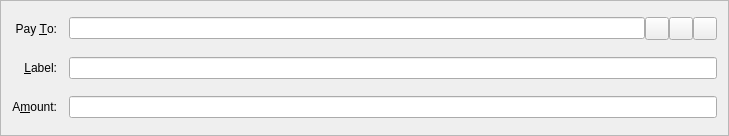
This is src/qt/forms/sendcoinsentry.ui in litebitcoins/litebitcoin as Qt 5 draws it before an edit. The edited form follows.
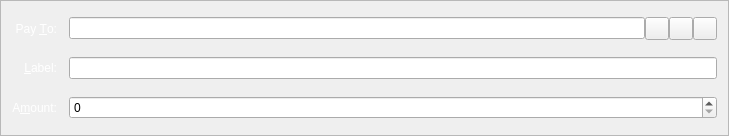
This is the edited form. Icons and pictures are not drawn. Custom widgets are drawn as their Qt base class.

Diff of the .ui file:
```diff
--- a/src/qt/forms/sendcoinsentry.ui
+++ b/src/qt/forms/sendcoinsentry.ui
@@ -25,6 +25,163 @@
    </property>
    <item row="5" column="0">
     <widget class="QLabel" name="label">
+     <property name="palette">
+      <palette>
+       <active>
+        <colorrole role="WindowText">
+         <brush brushstyle="SolidPattern">
+          <color alpha="255">
+           <red>255</red>
+           <green>255</green>
+           <blue>255</blue>
+          </color>
+         </brush>
+        </colorrole>
+        <colorrole role="Button">
+         <brush brushstyle="LinearGradientPattern">
+          <gradient startx="0.500000000000000" starty="0.000000000000000" endx="0.500000000000000" endy="1.000000000000000" type="LinearGradient" spread="PadSpread" coordinatemode="ObjectBoundingMode">
+           <gradientstop position="0.500000000000000">
+            <color alpha="102">
+             <red>0</red>
+             <green>0</green>
+             <blue>0</blue>
+            </color>
+           </gradientstop>
+          </gradient>
+         </brush>
+        </colorrole>
+        <colorrole role="Base">
+         <brush brushstyle="LinearGradientPattern">
+          <gradient startx="0.500000000000000" starty="0.000000000000000" endx="0.500000000000000" endy="1.000000000000000" type="LinearGradient" spread="PadSpread" coordinatemode="ObjectBoundingMode">
+           <gradientstop position="0.500000000000000">
+            <color alpha="102">
+             <red>0</red>
+             <green>0</green>
+             <blue>0</blue>
+            </color>
+           </gradientstop>
+          </gradient>
+         </brush>
+        </colorrole>
+        <colorrole role="Window">
+         <brush brushstyle="LinearGradientPattern">
+          <gradient startx="0.500000000000000" starty="0.000000000000000" endx="0.500000000000000" endy="1.000000000000000" type="LinearGradient" spread="PadSpread" coordinatemode="ObjectBoundingMode">
+           <gradientstop position="0.500000000000000">
+            <color alpha="102">
+             <red>0</red>
+             <green>0</green>
+             <blue>0</blue>
+            </color>
+           </gradientstop>
+          </gradient>
+         </brush>
+        </colorrole>
+       </active>
+       <inactive>
+        <colorrole role="WindowText">
+         <brush brushstyle="SolidPattern">
+          <color alpha="255">
+           <red>255</red>
+           <green>255</green>
+           <blue>255</blue>
+          </color>
+         </brush>
+        </colorrole>
+        <colorrole role="Button">
+         <brush brushstyle="LinearGradientPattern">
+          <gradient startx="0.500000000000000" starty="0.000000000000000" endx="0.500000000000000" endy="1.000000000000000" type="LinearGradient" spread="PadSpread" coordinatemode="ObjectBoundingMode">
+           <gradientstop position="0.500000000000000">
+            <color alpha="102">
+             <red>0</red>
+             <green>0</green>
+             <blue>0</blue>
+            </color>
+           </gradientstop>
+          </gradient>
+         </brush>
+        </colorrole>
+        <colorrole role="Base">
+         <brush brushstyle="LinearGradientPattern">
+          <gradient startx="0.500000000000000" starty="0.000000000000000" endx="0.500000000000000" endy="1.000000000000000" type="LinearGradient" spread="PadSpread" coordinatemode="ObjectBoundingMode">
+           <gradientstop position="0.500000000000000">
+            <color alpha="102">
+             <red>0</red>
+             <green>0</green>
+             <blue>0</blue>
+            </color>
+           </gradientstop>
+          </gradient>
+         </brush>
+        </colorrole>
+        <colorrole role="Window">
+         <brush brushstyle="LinearGradientPattern">
+          <gradient startx="0.500000000000000" starty="0.000000000000000" endx="0.500000000000000" endy="1.000000000000000" type="LinearGradient" spread="PadSpread" coordinatemode="ObjectBoundingMode">
+           <gradientstop position="0.500000000000000">
+            <color alpha="102">
+             <red>0</red>
+             <green>0</green>
+             <blue>0</blue>
+            </color>
+           </gradientstop>
+          </gradient>
+         </brush>
+        </colorrole>
+       </inactive>
+       <disabled>
+        <colorrole role="WindowText">
+         <brush brushstyle="SolidPattern">
+          <color alpha="255">
+           <red>120</red>
+           <green>120</green>
+           <blue>120</blue>
+          </color>
+         </brush>
+        </colorrole>
+        <colorrole role="Button">
+         <brush brushstyle="LinearGradientPattern">
+          <gradient startx="0.500000000000000" starty="0.000000000000000" endx="0.500000000000000" endy="1.000000000000000" type="LinearGradient" spread="PadSpread" coordinatemode="ObjectBoundingMode">
+           <gradientstop position="0.500000000000000">
+            <color alpha="102">
+             <red>0</red>
+             <green>0</green>
+             <blue>0</blue>
+            </color>
+           </gradientstop>
+          </gradient>
+         </brush>
+        </colorrole>
+        <colorrole role="Base">
+         <brush brushstyle="LinearGradientPattern">
+          <gradient startx="0.500000000000000" starty="0.000000000000000" endx="0.500000000000000" endy="1.000000000000000" type="LinearGradient" spread="PadSpread" coordinatemode="ObjectBoundingMode">
+           <gradientstop position="0.500000000000000">
+            <color alpha="102">
+             <red>0</red>
+             <green>0</green>
+             <blue>0</blue>
+            </color>
+           </gradientstop>
+          </gradient>
+         </brush>
+        </colorrole>
+        <colorrole role="Window">
+         <brush brushstyle="LinearGradientPattern">
+          <gradient startx="0.500000000000000" starty="0.000000000000000" endx="0.500000000000000" endy="1.000000000000000" type="LinearGradient" spread="PadSpread" coordinatemode="ObjectBoundingMode">
+           <gradientstop position="0.500000000000000">
+            <color alpha="102">
+             <red>0</red>
+             <green>0</green>
+             <blue>0</blue>
+            </color>
+           </gradientstop>
+          </gradient>
+         </brush>
+        </colorrole>
+       </disabled>
+      </palette>
+     </property>
+     <property name="styleSheet">
+      <string notr="true"/>
+     </property>
      <property name="text">
       <string>A&amp;mount:</string>
      </property>
@@ -38,6 +195,163 @@
    </item>
    <item row="3" column="0">
     <widget class="QLabel" name="label_2">
+     <property name="palette">
+      <palette>
+       <active>
+        <colorrole role="WindowText">
+         <brush brushstyle="SolidPattern">
+          <color alpha="255">
+           <red>255</red>
+           <green>255</green>
+           <blue>255</blue>
+          </color>
+         </brush>
+        </colorrole>
+        <colorrole role="Button">
+         <brush brushstyle="LinearGradientPattern">
+          <gradient startx="0.500000000000000" starty="0.000000000000000" endx="0.500000000000000" endy="1.000000000000000" type="LinearGradient" spread="PadSpread" coordinatemode="ObjectBoundingMode">
+           <gradientstop position="0.500000000000000">
+            <color alpha="102">
+             <red>0</red>
+             <green>0</green>
+             <blue>0</blue>
+            </color>
+           </gradientstop>
+          </gradient>
+         </brush>
+        </colorrole>
+        <colorrole role="Base">
+         <brush brushstyle="LinearGradientPattern">
+          <gradient startx="0.500000000000000" starty="0.000000000000000" endx="0.500000000000000" endy="1.000000000000000" type="LinearGradient" spread="PadSpread" coordinatemode="ObjectBoundingMode">
+           <gradientstop position="0.500000000000000">
+            <color alpha="102">
+             <red>0</red>
+             <green>0</green>
+             <blue>0</blue>
+            </color>
+           </gradientstop>
+          </gradient>
+         </brush>
+        </colorrole>
+        <colorrole role="Window">
+         <brush brushstyle="LinearGradientPattern">
+          <gradient startx="0.500000000000000" starty="0.000000000000000" endx="0.500000000000000" endy="1.000000000000000" type="LinearGradient" spread="PadSpread" coordinatemode="ObjectBoundingMode">
+           <gradientstop position="0.500000000000000">
+            <color alpha="102">
+             <red>0</red>
+             <green>0</green>
+             <blue>0</blue>
+            </color>
+           </gradientstop>
+          </gradient>
+         </brush>
+        </colorrole>
+       </active>
+       <inactive>
+        <colorrole role="WindowText">
+         <brush brushstyle="SolidPattern">
+          <color alpha="255">
+           <red>255</red>
+           <green>255</green>
+           <blue>255</blue>
+          </color>
+         </brush>
+        </colorrole>
+        <colorrole role="Button">
+         <brush brushstyle="LinearGradientPattern">
+          <gradient startx="0.500000000000000" starty="0.000000000000000" endx="0.500000000000000" endy="1.000000000000000" type="LinearGradient" spread="PadSpread" coordinatemode="ObjectBoundingMode">
+           <gradientstop position="0.500000000000000">
+            <color alpha="102">
+             <red>0</red>
+             <green>0</green>
+             <blue>0</blue>
+            </color>
+           </gradientstop>
+          </gradient>
+         </brush>
+        </colorrole>
+        <colorrole role="Base">
+         <brush brushstyle="LinearGradientPattern">
+          <gradient startx="0.500000000000000" starty="0.000000000000000" endx="0.500000000000000" endy="1.000000000000000" type="LinearGradient" spread="PadSpread" coordinatemode="ObjectBoundingMode">
+           <gradientstop position="0.500000000000000">
+            <color alpha="102">
+             <red>0</red>
+             <green>0</green>
+             <blue>0</blue>
+            </color>
+           </gradientstop>
+          </gradient>
+         </brush>
+        </colorrole>
+        <colorrole role="Window">
+         <brush brushstyle="LinearGradientPattern">
+          <gradient startx="0.500000000000000" starty="0.000000000000000" endx="0.500000000000000" endy="1.000000000000000" type="LinearGradient" spread="PadSpread" coordinatemode="ObjectBoundingMode">
+           <gradientstop position="0.500000000000000">
+            <color alpha="102">
+             <red>0</red>
+             <green>0</green>
+             <blue>0</blue>
+            </color>
+           </gradientstop>
+          </gradient>
+         </brush>
+        </colorrole>
+       </inactive>
+       <disabled>
+        <colorrole role="WindowText">
+         <brush brushstyle="SolidPattern">
+          <color alpha="255">
+           <red>120</red>
+           <green>120</green>
+           <blue>120</blue>
+          </color>
+         </brush>
+        </colorrole>
+        <colorrole role="Button">
+         <brush brushstyle="LinearGradientPattern">
+          <gradient startx="0.500000000000000" starty="0.000000000000000" endx="0.500000000000000" endy="1.000000000000000" type="LinearGradient" spread="PadSpread" coordinatemode="ObjectBoundingMode">
+           <gradientstop position="0.500000000000000">
+            <color alpha="102">
+             <red>0</red>
+             <green>0</green>
+             <blue>0</blue>
+            </color>
+           </gradientstop>
+          </gradient>
+         </brush>
+        </colorrole>
+        <colorrole role="Base">
+         <brush brushstyle="LinearGradientPattern">
+          <gradient startx="0.500000000000000" starty="0.000000000000000" endx="0.500000000000000" endy="1.000000000000000" type="LinearGradient" spread="PadSpread" coordinatemode="ObjectBoundingMode">
+           <gradientstop position="0.500000000000000">
+            <color alpha="102">
+             <red>0</red>
+             <green>0</green>
+             <blue>0</blue>
+            </color>
+           </gradientstop>
+          </gradient>
+         </brush>
+        </colorrole>
+        <colorrole role="Window">
+         <brush brushstyle="LinearGradientPattern">
+          <gradient startx="0.500000000000000" starty="0.000000000000000" endx="0.500000000000000" endy="1.000000000000000" type="LinearGradient" spread="PadSpread" coordinatemode="ObjectBoundingMode">
+           <gradientstop position="0.500000000000000">
+            <color alpha="102">
+             <red>0</red>
+             <green>0</green>
+             <blue>0</blue>
+            </color>
+           </gradientstop>
+          </gradient>
+         </brush>
+        </colorrole>
+       </disabled>
+      </palette>
+     </property>
+     <property name="styleSheet">
+      <string notr="true"/>
+     </property>
      <property name="text">
       <string>Pay &amp;To:</string>
      </property>
@@ -54,6 +368,163 @@
    </item>
    <item row="4" column="0">
     <widget class="QLabel" name="label_4">
+     <property name="palette">
+      <palette>
+       <active>
+        <colorrole role="WindowText">
+         <brush brushstyle="SolidPattern">
+          <color alpha="255">
+           <red>255</red>
+           <green>255</green>
+           <blue>255</blue>
+          </color>
+         </brush>
+        </colorrole>
+        <colorrole role="Button">
+         <brush brushstyle="LinearGradientPattern">
+          <gradient startx="0.500000000000000" starty="0.000000000000000" endx="0.500000000000000" endy="1.000000000000000" type="LinearGradient" spread="PadSpread" coordinatemode="ObjectBoundingMode">
+           <gradientstop position="0.500000000000000">
+            <color alpha="102">
+             <red>0</red>
+             <green>0</green>
+             <blue>0</blue>
+            </color>
+           </gradientstop>
+          </gradient>
+         </brush>
+        </colorrole>
+        <colorrole role="Base">
+         <brush brushstyle="LinearGradientPattern">
+          <gradient startx="0.500000000000000" starty="0.000000000000000" endx="0.500000000000000" endy="1.000000000000000" type="LinearGradient" spread="PadSpread" coordinatemode="ObjectBoundingMode">
+           <gradientstop position="0.500000000000000">
+            <color alpha="102">
+             <red>0</red>
+             <green>0</green>
+             <blue>0</blue>
+            </color>
+           </gradientstop>
+          </gradient>
+         </brush>
+        </colorrole>
+        <colorrole role="Window">
+         <brush brushstyle="LinearGradientPattern">
+          <gradient startx="0.500000000000000" starty="0.000000000000000" endx="0.500000000000000" endy="1.000000000000000" type="LinearGradient" spread="PadSpread" coordinatemode="ObjectBoundingMode">
+           <gradientstop position="0.500000000000000">
+            <color alpha="102">
+             <red>0</red>
+             <green>0</green>
+             <blue>0</blue>
+            </color>
+           </gradientstop>
+          </gradient>
+         </brush>
+        </colorrole>
+       </active>
+       <inactive>
+        <colorrole role="WindowText">
+         <brush brushstyle="SolidPattern">
+          <color alpha="255">
+           <red>255</red>
+           <green>255</green>
+           <blue>255</blue>
+          </color>
+         </brush>
+        </colorrole>
+        <colorrole role="Button">
+         <brush brushstyle="LinearGradientPattern">
+          <gradient startx="0.500000000000000" starty="0.000000000000000" endx="0.500000000000000" endy="1.000000000000000" type="LinearGradient" spread="PadSpread" coordinatemode="ObjectBoundingMode">
+           <gradientstop position="0.500000000000000">
+            <color alpha="102">
+             <red>0</red>
+             <green>0</green>
+             <blue>0</blue>
+            </color>
+           </gradientstop>
+          </gradient>
+         </brush>
+        </colorrole>
+        <colorrole role="Base">
+         <brush brushstyle="LinearGradientPattern">
+          <gradient startx="0.500000000000000" starty="0.000000000000000" endx="0.500000000000000" endy="1.000000000000000" type="LinearGradient" spread="PadSpread" coordinatemode="ObjectBoundingMode">
+           <gradientstop position="0.500000000000000">
+            <color alpha="102">
+             <red>0</red>
+             <green>0</green>
+             <blue>0</blue>
+            </color>
+           </gradientstop>
+          </gradient>
+         </brush>
+        </colorrole>
+        <colorrole role="Window">
+         <brush brushstyle="LinearGradientPattern">
+          <gradient startx="0.500000000000000" starty="0.000000000000000" endx="0.500000000000000" endy="1.000000000000000" type="LinearGradient" spread="PadSpread" coordinatemode="ObjectBoundingMode">
+           <gradientstop position="0.500000000000000">
+            <color alpha="102">
+             <red>0</red>
+             <green>0</green>
+             <blue>0</blue>
+            </color>
+           </gradientstop>
+          </gradient>
+         </brush>
+        </colorrole>
+       </inactive>
+       <disabled>
+        <colorrole role="WindowText">
+         <brush brushstyle="SolidPattern">
+          <color alpha="255">
+           <red>120</red>
+           <green>120</green>
+           <blue>120</blue>
+          </color>
+         </brush>
+        </colorrole>
+        <colorrole role="Button">
+         <brush brushstyle="LinearGradientPattern">
+          <gradient startx="0.500000000000000" starty="0.000000000000000" endx="0.500000000000000" endy="1.000000000000000" type="LinearGradient" spread="PadSpread" coordinatemode="ObjectBoundingMode">
+           <gradientstop position="0.500000000000000">
+            <color alpha="102">
+             <red>0</red>
+             <green>0</green>
+             <blue>0</blue>
+            </color>
+           </gradientstop>
+          </gradient>
+         </brush>
+        </colorrole>
+        <colorrole role="Base">
+         <brush brushstyle="LinearGradientPattern">
+          <gradient startx="0.500000000000000" starty="0.000000000000000" endx="0.500000000000000" endy="1.000000000000000" type="LinearGradient" spread="PadSpread" coordinatemode="ObjectBoundingMode">
+           <gradientstop position="0.500000000000000">
+            <color alpha="102">
+             <red>0</red>
+             <green>0</green>
+             <blue>0</blue>
+            </color>
+           </gradientstop>
+          </gradient>
+         </brush>
+        </colorrole>
+        <colorrole role="Window">
+         <brush brushstyle="LinearGradientPattern">
+          <gradient startx="0.500000000000000" starty="0.000000000000000" endx="0.500000000000000" endy="1.000000000000000" type="LinearGradient" spread="PadSpread" coordinatemode="ObjectBoundingMode">
+           <gradientstop position="0.500000000000000">
+            <color alpha="102">
+             <red>0</red>
+             <green>0</green>
+             <blue>0</blue>
+            </color>
+           </gradientstop>
+          </gradient>
+         </brush>
+        </colorrole>
+       </disabled>
+      </palette>
+     </property>
+     <property name="styleSheet">
+      <string notr="true"/>
+     </property>
      <property name="text">
       <string>&amp;Label:</string>
      </property>
@@ -142,7 +613,7 @@
  <customwidgets>
   <customwidget>
    <class>BitcoinAmountField</class>
-   <extends>QLineEdit</extends>
+   <extends>QSpinBox</extends>
    <header>bitcoinamountfield.h</header>
    <container>1</container>
   </customwidget>
```
